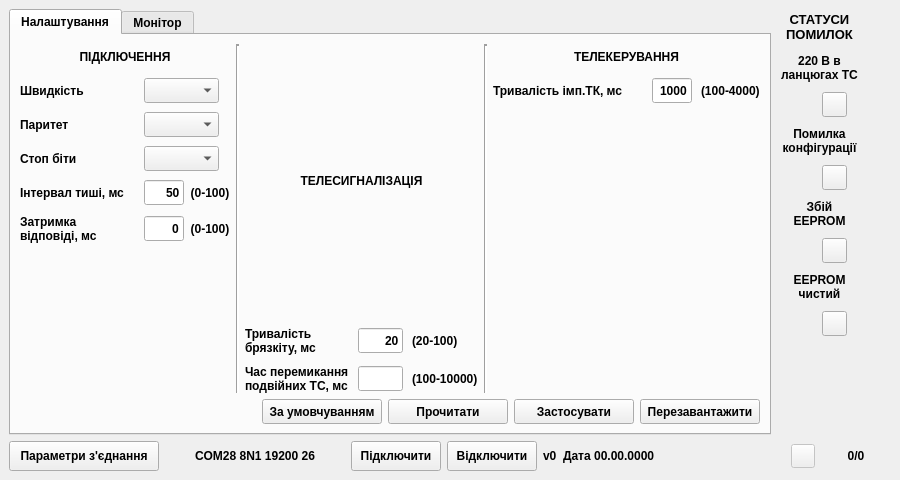
First picture: the form in mdio.ui, repository Goodjamp/Mdio, before the edit.
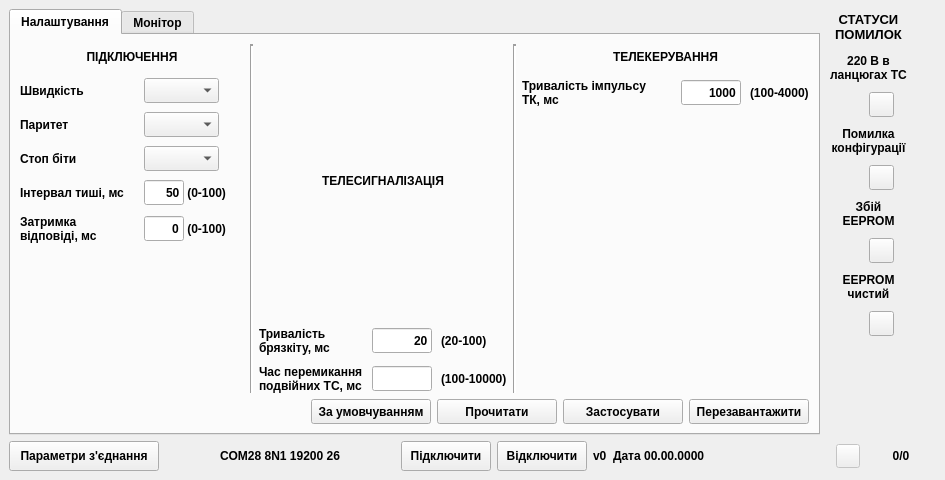
Second picture: the form after the edit.

Commit message:
Added dynamic the Silent interval range
- Fixed UI issues

Diff of the .ui file:
```diff
--- a/mdio.ui
+++ b/mdio.ui
@@ -6,7 +6,7 @@
    <rect>
     <x>0</x>
     <y>0</y>
-    <width>900</width>
+    <width>945</width>
     <height>480</height>
    </rect>
   </property>
@@ -177,7 +177,19 @@
                    </widget>
                   </item>
                   <item>
-                   <widget class="QLabel" name="label_10">
+                   <widget class="QLabel" name="lSilentIntervalRange">
+                    <property name="minimumSize">
+                     <size>
+                      <width>60</width>
+                      <height>25</height>
+                     </size>
+                    </property>
+                    <property name="maximumSize">
+                     <size>
+                      <width>60</width>
+                      <height>25</height>
+                     </size>
+                    </property>
                     <property name="font">
                      <font>
                       <pointsize>9</pointsize>
@@ -186,7 +198,10 @@
                      </font>
                     </property>
                     <property name="text">
-                     <string>  (0-100)</string>
+                     <string> (0-100)</string>
+                    </property>
+                    <property name="alignment">
+                     <set>Qt::AlignLeading|Qt::AlignLeft|Qt::AlignVCenter</set>
                     </property>
                    </widget>
                   </item>
@@ -323,6 +338,18 @@
                   </item>
                   <item>
                    <widget class="QLabel" name="label_11">
+                    <property name="minimumSize">
+                     <size>
+                      <width>60</width>
+                      <height>25</height>
+                     </size>
+                    </property>
+                    <property name="maximumSize">
+                     <size>
+                      <width>60</width>
+                      <height>25</height>
+                     </size>
+                    </property>
                     <property name="font">
                      <font>
                       <pointsize>9</pointsize>
@@ -331,7 +358,10 @@
                      </font>
                     </property>
                     <property name="text">
-                     <string>  (0-100)</string>
+                     <string> (0-100)</string>
+                    </property>
+                    <property name="alignment">
+                     <set>Qt::AlignLeading|Qt::AlignLeft|Qt::AlignVCenter</set>
                     </property>
                    </widget>
                   </item>
@@ -545,13 +575,13 @@
                  <widget class="QLineEdit" name="leBinaryTsSwitchTime">
                   <property name="minimumSize">
                    <size>
-                    <width>45</width>
+                    <width>60</width>
                     <height>25</height>
                    </size>
                   </property>
                   <property name="maximumSize">
                    <size>
-                    <width>40</width>
+                    <width>60</width>
                     <height>25</height>
                    </size>
                   </property>
@@ -609,13 +639,13 @@
                  <widget class="QLineEdit" name="leDebounceInterval">
                   <property name="minimumSize">
                    <size>
-                    <width>45</width>
+                    <width>60</width>
                     <height>25</height>
                    </size>
                   </property>
                   <property name="maximumSize">
                    <size>
-                    <width>40</width>
+                    <width>60</width>
                     <height>25</height>
                    </size>
                   </property>
@@ -715,13 +745,13 @@
                   <property name="minimumSize">
                    <size>
                     <width>140</width>
-                    <height>25</height>
+                    <height>30</height>
                    </size>
                   </property>
                   <property name="maximumSize">
                    <size>
                     <width>140</width>
-                    <height>25</height>
+                    <height>30</height>
                    </size>
                   </property>
                   <property name="font">
@@ -732,7 +762,8 @@
                    </font>
                   </property>
                   <property name="text">
-                   <string>Тривалість імп.ТК, мс</string>
+                   <string>Тривалість імпульсу
+ТК, мс</string>
                   </property>
                  </widget>
                 </item>
@@ -753,13 +784,13 @@
                  <widget class="QLineEdit" name="lePulsDuration">
                   <property name="minimumSize">
                    <size>
-                    <width>40</width>
+                    <width>60</width>
                     <height>25</height>
                    </size>
                   </property>
                   <property name="maximumSize">
                    <size>
-                    <width>40</width>
+                    <width>60</width>
                     <height>25</height>
                    </size>
                   </property>
@@ -1504,13 +1535,13 @@
        <widget class="QLabel" name="lConnectionSettings">
         <property name="minimumSize">
          <size>
-          <width>180</width>
+          <width>230</width>
           <height>25</height>
          </size>
         </property>
         <property name="maximumSize">
          <size>
-          <width>180</width>
+          <width>230</width>
           <height>25</height>
          </size>
         </property>
```
The commit also changes 6 other files.
